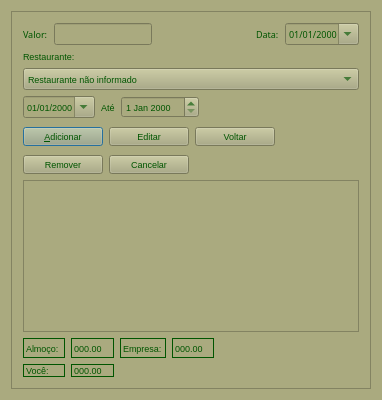
Above: ui/almoco.ui from tiagopascal/Almoco before the change. Below: the same form after it.
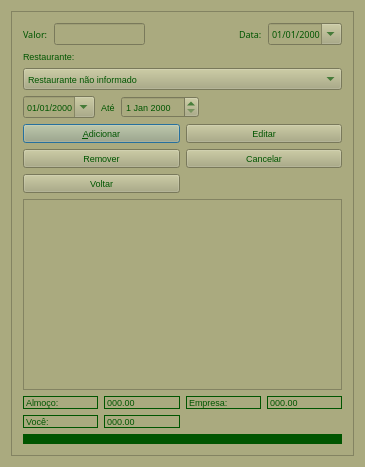
That is the form after the change.

Diff of the .ui file:
```diff
--- a/ui/almoco.ui
+++ b/ui/almoco.ui
@@ -6,8 +6,8 @@
    <rect>
     <x>0</x>
     <y>0</y>
-    <width>382</width>
-    <height>400</height>
+    <width>365</width>
+    <height>467</height>
    </rect>
   </property>
   <property name="font">
@@ -26,7 +26,7 @@
   <property name="inputMethodHints">
    <set>Qt::ImhDialableCharactersOnly</set>
   </property>
-  <layout class="QGridLayout" name="gridLayout_2">
+  <layout class="QGridLayout" name="gridLayout_7">
    <item row="0" column="0">
     <widget class="QFrame" name="frame">
      <property name="frameShape">
@@ -35,7 +35,7 @@
      <property name="frameShadow">
       <enum>QFrame::Raised</enum>
      </property>
-     <layout class="QGridLayout" name="gridLayout_7">
+     <layout class="QGridLayout" name="gridLayout_2">
       <item row="0" column="0">
        <layout class="QGridLayout" name="gridLayout_4">
         <item row="0" column="1">
@@ -231,19 +231,6 @@
           </property>
          </widget>
         </item>
-        <item row="0" column="5">
-         <spacer name="horizontalSpacer_3">
-          <property name="orientation">
-           <enum>Qt::Horizontal</enum>
-          </property>
-          <property name="sizeHint" stdset="0">
-           <size>
-            <width>137</width>
-            <height>25</height>
-           </size>
-          </property>
-         </spacer>
-        </item>
         <item row="0" column="1">
          <widget class="QPushButton" name="pushButton_editar">
           <property name="font">
@@ -268,18 +255,6 @@
           </property>
          </widget>
         </item>
-        <item row="0" column="4">
-         <widget class="QPushButton" name="pushButton_voltar">
-          <property name="font">
-           <font>
-            <pointsize>7</pointsize>
-           </font>
-          </property>
-          <property name="text">
-           <string>Voltar</string>
-          </property>
-         </widget>
-        </item>
         <item row="1" column="1">
          <widget class="QPushButton" name="pushButton_cancelar">
           <property name="font">
@@ -292,11 +267,23 @@
           </property>
          </widget>
         </item>
+        <item row="2" column="0">
+         <widget class="QPushButton" name="pushButton_voltar">
+          <property name="font">
+           <font>
+            <pointsize>7</pointsize>
+           </font>
+          </property>
+          <property name="text">
+           <string>Voltar</string>
+          </property>
+         </widget>
+        </item>
        </layout>
       </item>
       <item row="3" column="0">
        <layout class="QGridLayout" name="gridLayout_5">
-        <item row="0" column="0" colspan="7">
+        <item row="0" column="0" colspan="5">
          <widget class="QListWidget" name="listWidget_lista">
           <property name="font">
            <font>
@@ -305,7 +292,11 @@
           </property>
          </widget>
         </item>
-        <item row="1" column="0">
+       </layout>
+      </item>
+      <item row="4" column="0">
+       <layout class="QGridLayout" name="gridLayout_3">
+        <item row="0" column="0">
          <widget class="QLabel" name="label_3">
           <property name="font">
            <font>
@@ -320,7 +311,7 @@
           </property>
          </widget>
         </item>
-        <item row="1" column="1">
+        <item row="0" column="1">
          <widget class="QLabel" name="label_almoco">
           <property name="font">
            <font>
@@ -335,7 +326,7 @@
           </property>
          </widget>
         </item>
-        <item row="1" column="2">
+        <item row="0" column="2">
          <widget class="QLabel" name="label_4">
           <property name="font">
            <font>
@@ -350,7 +341,7 @@
           </property>
          </widget>
         </item>
-        <item row="1" column="3">
+        <item row="0" column="3">
          <widget class="QLabel" name="label_empresa">
           <property name="font">
            <font>
@@ -365,20 +356,7 @@
           </property>
          </widget>
         </item>
-        <item row="1" column="4" colspan="3">
-         <spacer name="horizontalSpacer_6">
-          <property name="orientation">
-           <enum>Qt::Horizontal</enum>
-          </property>
-          <property name="sizeHint" stdset="0">
-           <size>
-            <width>40</width>
-            <height>20</height>
-           </size>
-          </property>
-         </spacer>
-        </item>
-        <item row="2" column="0">
+        <item row="1" column="0">
          <widget class="QLabel" name="label_7">
           <property name="font">
            <font>
@@ -393,7 +371,7 @@
           </property>
          </widget>
         </item>
-        <item row="2" column="1">
+        <item row="1" column="1">
          <widget class="QLabel" name="label_voce">
           <property name="font">
            <font>
@@ -410,6 +388,21 @@
         </item>
        </layout>
       </item>
+      <item row="5" column="0">
+       <widget class="QLabel" name="label_8">
+        <property name="font">
+         <font>
+          <pointsize>7</pointsize>
+         </font>
+        </property>
+        <property name="styleSheet">
+         <string notr="true">background-color: rgb(0, 85, 0);</string>
+        </property>
+        <property name="text">
+         <string/>
+        </property>
+       </widget>
+      </item>
      </layout>
     </widget>
    </item>
```
Left out of the diff: 19 changed lines with no effect on the pictures.
